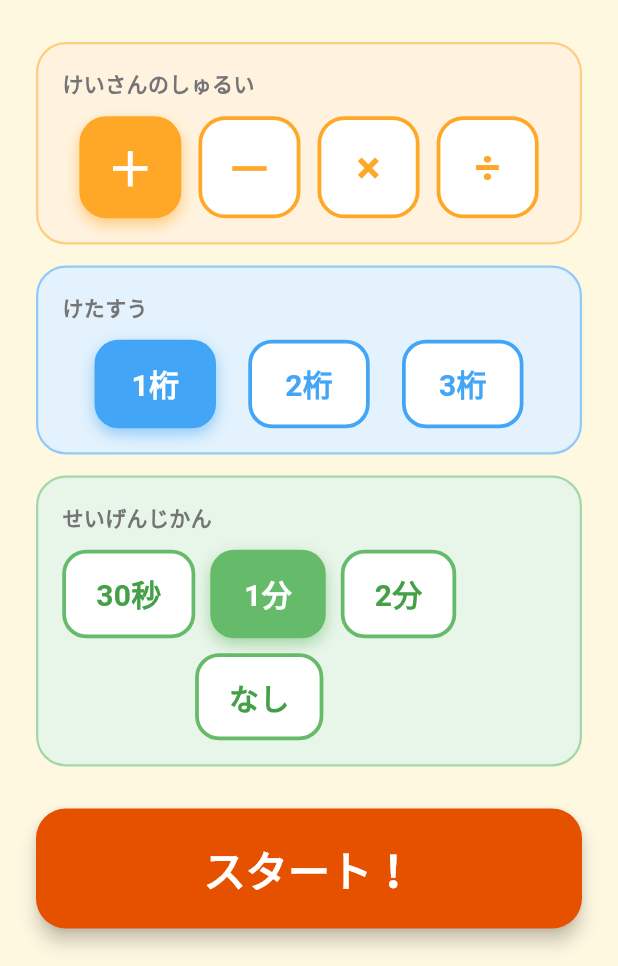
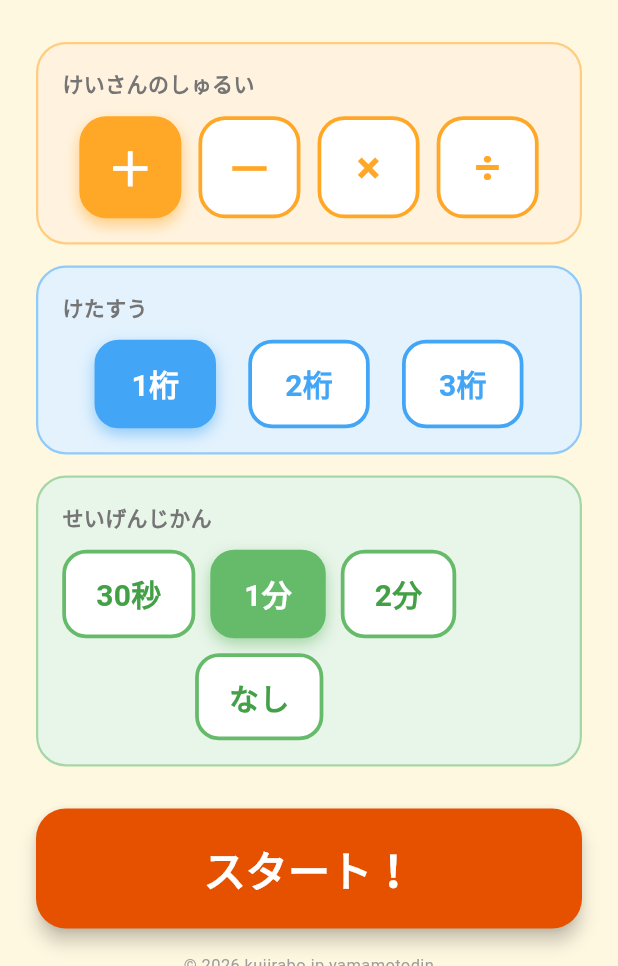
Before and after one commit to yamamotodin/calcure, a Flutter app: the screen it shows after launch, on a phone screen of 412 x 824 dp, the part 270-1236 px from its top. Run offline on Flutter 3.47's test engine with Material 3 defaults, Android fonts, the phone set to English and light mode, and no system bars; our stand-ins replace shared_preferences.

Commit message:
公開用にコピーライトの追加

```diff
--- a/lib/screens/home_screen.dart
+++ b/lib/screens/home_screen.dart
@@ -237,6 +237,12 @@ class _HomeScreenState extends State<HomeScreen> {
                 ),
               ),
               const SizedBox(height: 16),
+              const Text(
+                '© 2026 kujirabo.jp yamamotodin',
+                style: TextStyle(fontSize: 11, color: Colors.grey),
+                textAlign: TextAlign.center,
+              ),
+              const SizedBox(height: 8),
             ],
           ),
         ),
```
